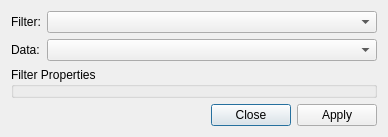
The window that mantidimaging/gui/ui/filters_window.ui (mantidproject/mantidimaging) describes before a commit, drawn with Qt 5.
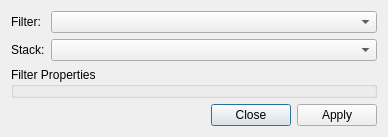
The same window after the commit.

Commit message:
Wire up stack selection
Re #138

The edit to the form file:
```diff
--- a/mantidimaging/gui/ui/filters_window.ui
+++ b/mantidimaging/gui/ui/filters_window.ui
@@ -30,7 +30,7 @@
    <item row="2" column="0">
     <widget class="QLabel" name="stackLabel">
      <property name="text">
-      <string>Data:</string>
+      <string>Stack:</string>
      </property>
     </widget>
    </item>
```
The commit also changes 3 other files.
